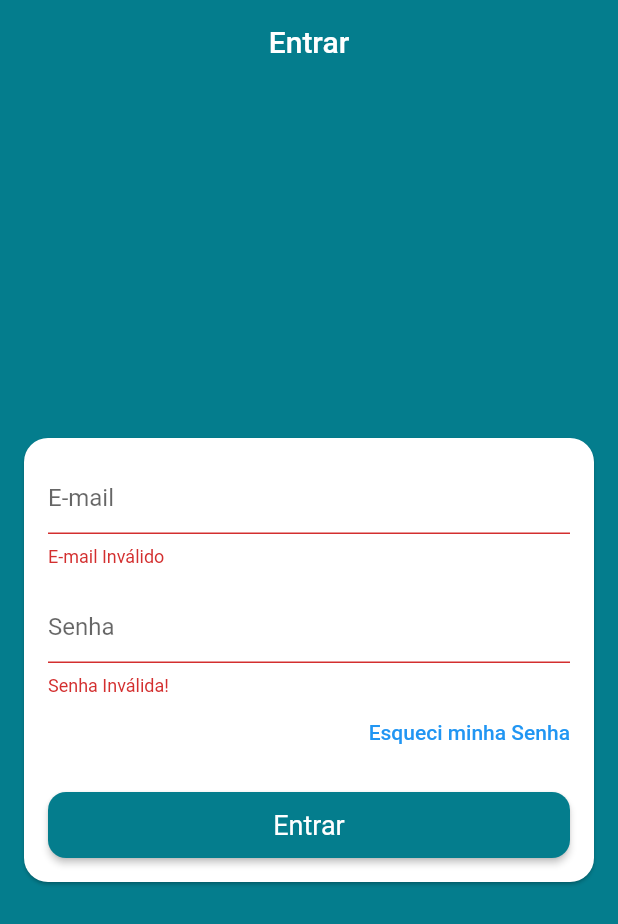
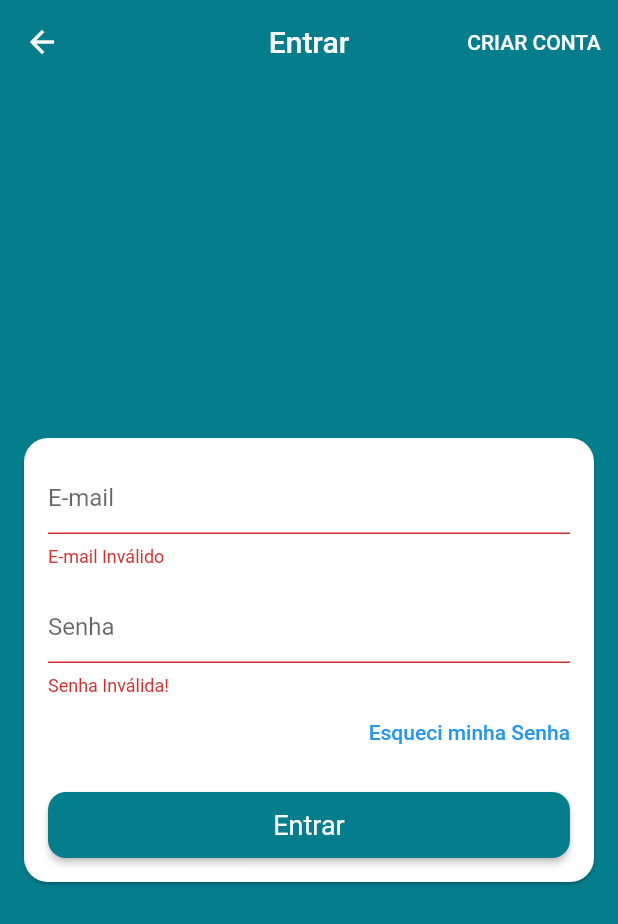
Before and after one commit to GaGuarGo/loja-pagamento, a Flutter app: the screen it shows after launch, after a tap on "Entrar", on a phone screen of 412 x 824 dp. Shown: the top 924 px of the screen. Run offline on Flutter 3.47's test engine with Material 2 defaults, Android fonts, the phone set to English and light mode, and no system bars; our stand-ins replace firebase_auth, firebase_core; accounts and stored records are empty.

Commit message:
Criando tela de Cadastro e macanismo de Navegação

```diff
--- a/lib/main.dart
+++ b/lib/main.dart
@@ -2,6 +2,7 @@ import 'package:firebase_core/firebase_core.dart';
 import 'package:flutter/material.dart';
 import 'package:loja_virtual/models/user_manager.dart';
 import 'package:loja_virtual/screens/base/base_screen.dart';
+import 'package:loja_virtual/screens/signup/signup_screen.dart';
 import 'package:provider/provider.dart';
 
 import 'firebase_options.dart';
@@ -33,7 +34,17 @@ class MyApp extends StatelessWidget {
             backgroundColor: Color.fromARGB(255, 4, 125, 141),
           ),
         ),
-        home: BaseScreen(),
+        initialRoute: '/base',
+        onGenerateRoute: (settings) {
+          switch (settings.name) {
+            case '/signup':
+              return MaterialPageRoute(
+                  builder: (context) => const SignUpScreen());
+            case '/case':
+            default:
+              return MaterialPageRoute(builder: (context) => BaseScreen());
+          }
+        },
       ),
     );
   }
--- a/lib/screens/login/login_screen.dart
+++ b/lib/screens/login/login_screen.dart
@@ -22,6 +22,16 @@ class LoginScreen extends StatelessWidget {
       appBar: AppBar(
         title: const Text("Entrar"),
         centerTitle: true,
+        actions: [
+          TextButton(
+              onPressed: () {
+                Navigator.of(context).pushReplacementNamed("/signup");
+              },
+              child: const Text(
+                ' CRIAR CONTA ',
+                style: TextStyle(fontSize: 14, color: Colors.white),
+              ))
+        ],
       ),
       body: Center(
         child: Card(
```
Also changed, not shown: lib/screens/signup/signup_screen.dart (added, +69 -0 lines).
